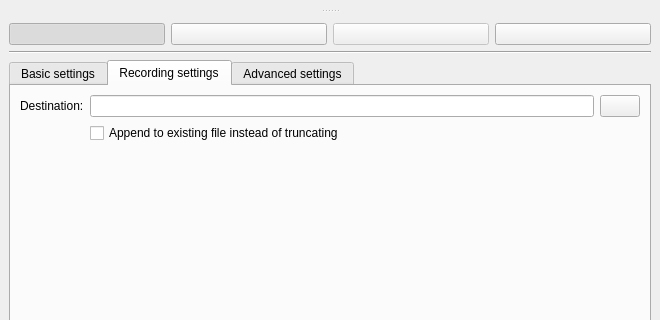
AD-Vega/qarv, file mainwindow.ui: the form before one commit; both pictures show x 0 to 660 and y 139 to 459 of the 660 by 631 pixel window.
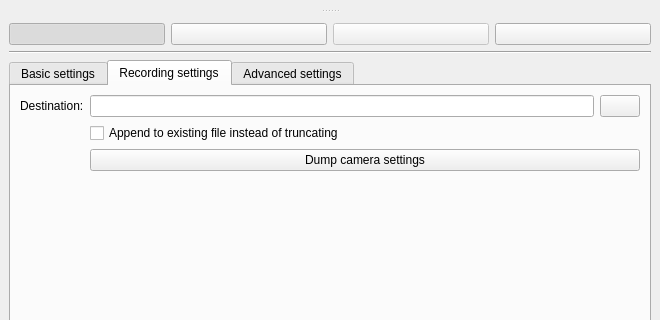
The form after the commit. The open tabs and pages were chosen to show the change. Icons and pictures are not drawn. Custom widgets are drawn as their Qt base class.

Commit message: Add settings dump.

What changed in the file:
```diff
--- a/mainwindow.ui
+++ b/mainwindow.ui
@@ -429,6 +429,13 @@
           </property>
          </widget>
         </item>
+        <item row="2" column="1">
+         <widget class="QPushButton" name="dumpSettingsButton">
+          <property name="text">
+           <string>Dump camera settings</string>
+          </property>
+         </widget>
+        </item>
        </layout>
       </widget>
       <widget class="QWidget" name="advancedTab">
```
The commit also changes 4 other files.
